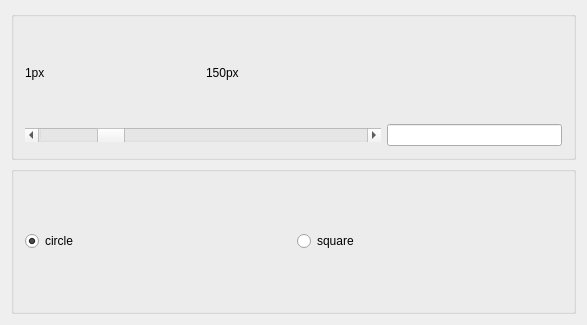
Before: the Qt Designer form TMOgui/resources6.ui in cadik/TMS, drawn with Qt 5.
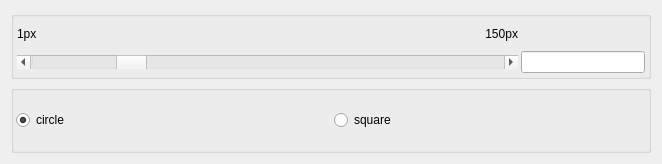
After: the same form once the commit is applied.

What changed in the file:
```diff
--- a/TMOgui/resources6.ui
+++ b/TMOgui/resources6.ui
@@ -6,8 +6,8 @@
    <rect>
     <x>0</x>
     <y>0</y>
-    <width>587</width>
-    <height>325</height>
+    <width>662</width>
+    <height>164</height>
    </rect>
   </property>
   <property name="windowTitle">
@@ -19,7 +19,25 @@
      <property name="toolTip">
       <string>Circle - radius, box - square</string>
      </property>
-     <layout class="QGridLayout" name="gridLayout">
+     <property name="flat">
+      <bool>false</bool>
+     </property>
+     <layout class="QGridLayout" name="gridLayout" columnstretch="2,2,1">
+      <property name="leftMargin">
+       <number>3</number>
+      </property>
+      <property name="topMargin">
+       <number>3</number>
+      </property>
+      <property name="rightMargin">
+       <number>3</number>
+      </property>
+      <property name="bottomMargin">
+       <number>3</number>
+      </property>
+      <property name="spacing">
+       <number>3</number>
+      </property>
       <item row="1" column="2">
        <widget class="QLineEdit" name="editSize">
         <property name="sizePolicy">
@@ -31,6 +49,9 @@
         <property name="toolTip">
          <string>You can write size from keyboard</string>
         </property>
+        <property name="frame">
+         <bool>true</bool>
+        </property>
        </widget>
       </item>
       <item row="0" column="1">
@@ -38,9 +59,15 @@
         <property name="toolTip">
          <string>Maximum valid value</string>
         </property>
+        <property name="layoutDirection">
+         <enum>Qt::LeftToRight</enum>
+        </property>
         <property name="text">
          <string>150px</string>
         </property>
+        <property name="alignment">
+         <set>Qt::AlignRight|Qt::AlignTrailing|Qt::AlignVCenter</set>
+        </property>
         <property name="wordWrap">
          <bool>false</bool>
         </property>
@@ -93,6 +120,18 @@
    <item row="1" column="0">
     <widget class="QGroupBox" name="shape">
      <layout class="QHBoxLayout" name="horizontalLayout">
+      <property name="leftMargin">
+       <number>2</number>
+      </property>
+      <property name="topMargin">
+       <number>2</number>
+      </property>
+      <property name="rightMargin">
+       <number>2</number>
+      </property>
+      <property name="bottomMargin">
+       <number>2</number>
+      </property>
       <item>
        <widget class="QRadioButton" name="radioCircle">
         <property name="toolTip">
```
